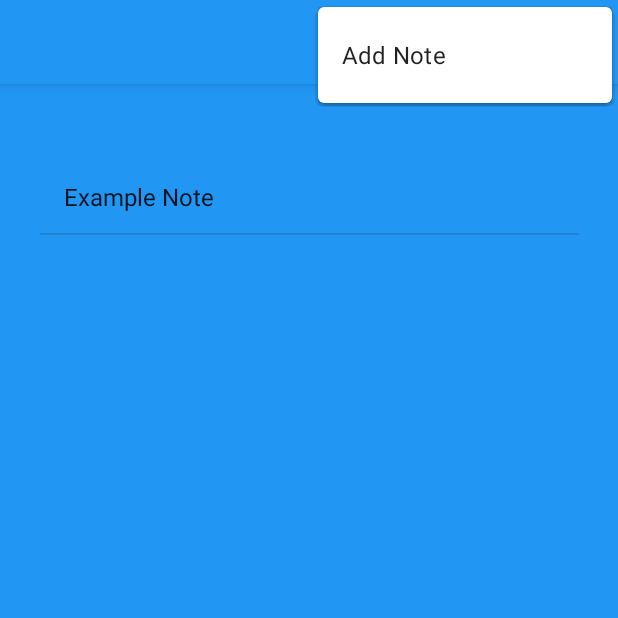
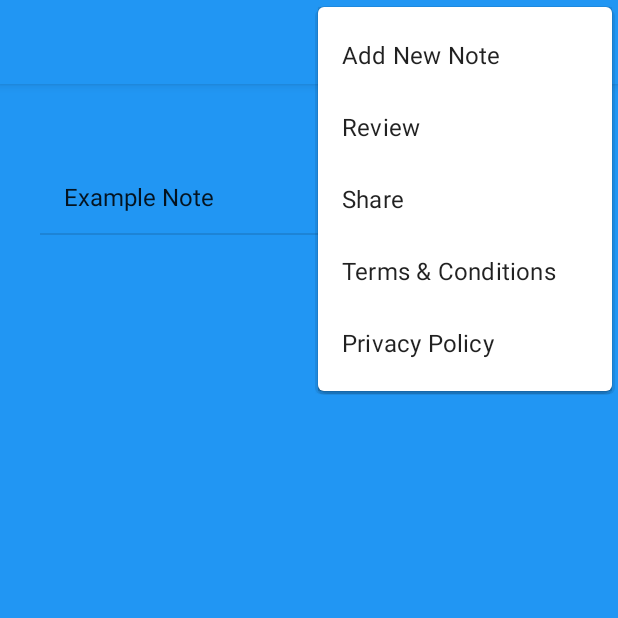
Before and after one commit to ShashankMangal/Notes, an Android app: the screen it shows after launch (MainActivity), with the options menu open, on a phone screen of 412 x 824 dp, the top half of it. Run offline under Robolectric (Android 15) with nearby library versions, the phone set to English and light mode, and no system bars.

Commit message:
can be uploaded 2

```diff
--- /dev/null
+++ b/app/src/main/res/drawable/support_asset.xml
@@ -0,0 +1,9 @@
+<vector android:height="24dp" android:tint="#FFFFFF"
+    android:viewportHeight="24" android:viewportWidth="24"
+    android:width="24dp" xmlns:android="http://schemas.android.com/apk/res/android">
+    <path android:fillColor="@android:color/white" android:pathData="M12.16,3l-0.32,0l-2.63,5.25l5.58,0z"/>
+    <path android:fillColor="@android:color/white" android:pathData="M16.46,8.25l5.16,0l-2.62,-5.25l-5.16,0z"/>
+    <path android:fillColor="@android:color/white" android:pathData="M21.38,9.75l-8.63,0l0,10.35z"/>
+    <path android:fillColor="@android:color/white" android:pathData="M11.25,20.1l0,-10.35l-8.63,0z"/>
+    <path android:fillColor="@android:color/white" android:pathData="M7.54,8.25l2.62,-5.25l-5.16,0l-2.62,5.25z"/>
+</vector>
--- a/app/src/main/res/menu/add_note_menu.xml
+++ b/app/src/main/res/menu/add_note_menu.xml
@@ -1,4 +1,31 @@
 <?xml version="1.0" encoding="utf-8"?>
-<menu xmlns:android="http://schemas.android.com/apk/res/android">
-<item android:title="Add Note" android:id="@+id/add_note"></item>
+<menu xmlns:android="http://schemas.android.com/apk/res/android"
+    xmlns:app="http://schemas.android.com/apk/res-auto">
+
+    <item
+        android:title="Add New Note"
+        android:id="@+id/add_note" />
+
+    <item
+        android:title="Review"
+        android:id="@+id/review" />
+
+    <item
+        android:title="Share"
+        android:id="@+id/share" />
+
+    <item
+        android:title="Terms &amp; Conditions"
+        android:id="@+id/terms" />
+
+    <item
+        android:title="Privacy Policy"
+        android:id="@+id/policy" />
+
+    <item
+        android:title="Support Us"
+        android:id="@+id/support"
+        android:icon="@drawable/support_asset"
+        app:showAsAction="always"
+        />
 </menu>
```
Also changed, not shown: app/src/main/res/drawable/back.jpg (deleted), app/src/main/res/drawable/backnotes.jpg (deleted).
